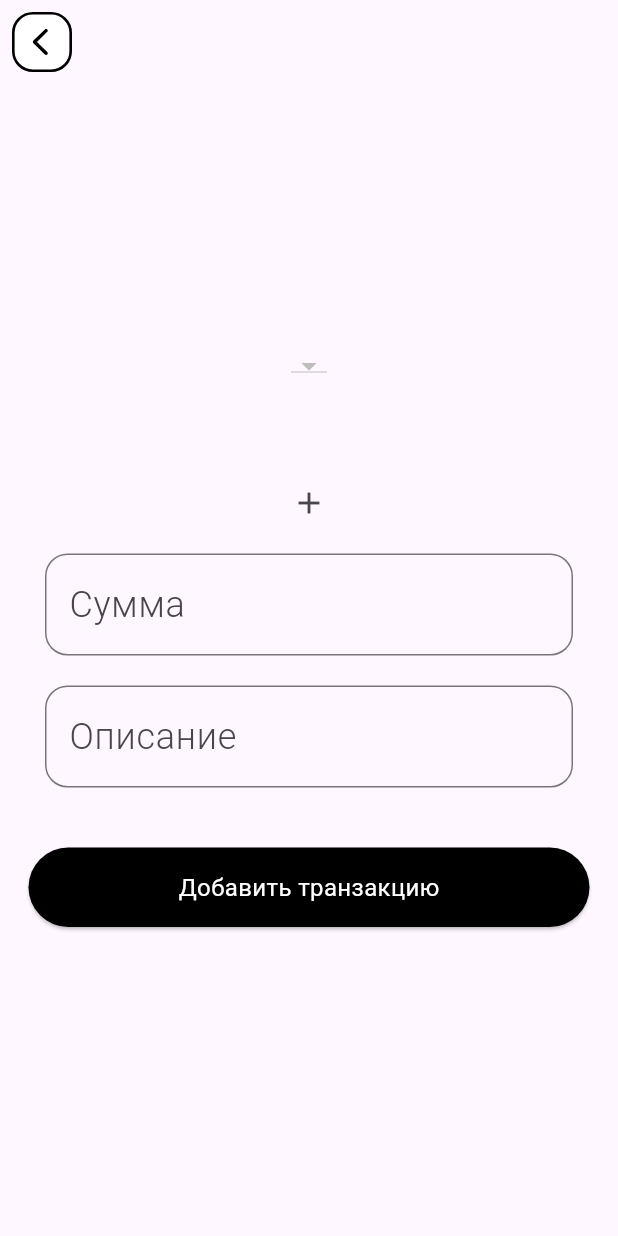
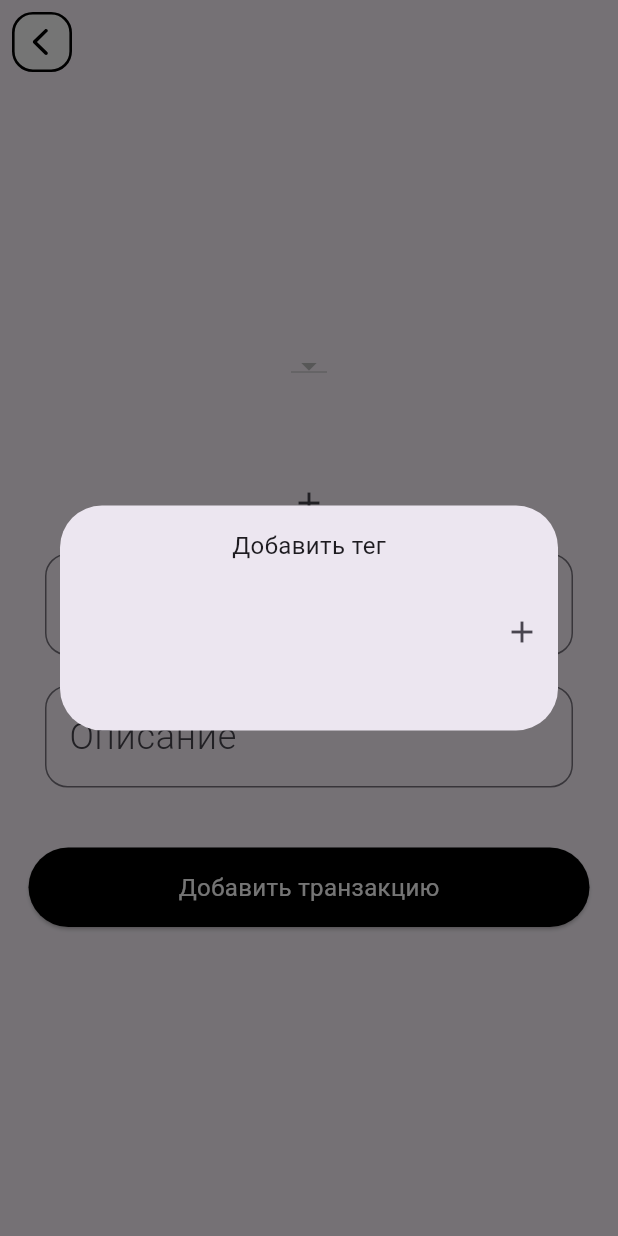
Before and after one commit to MeynSpain/finance, a Flutter app: the NewTransactionPage screen opened by its route, after a tap on the "add" icon, on a phone screen of 412 x 824 dp. Run offline on Flutter 3.47's test engine with Material 3 defaults, Android fonts, the phone set to English and light mode, and no system bars; our stand-ins replace bloc, cloud_firestore, equatable, firebase_auth, firebase_core, flutter_bloc and 4 more; missing offline and left inert: talker_bloc_logger, tree_view_flutter; accounts and stored records are empty; Roboto replaces fonts that are missing (Geologica); statements that could not run were skipped.

```diff
--- a/lib/core/constants/globals.dart
+++ b/lib/core/constants/globals.dart
@@ -35,4 +35,14 @@ class Globals {
   static const String subscribes = 'Подписки';
   static const String leisure = 'Досуг';
   static const String transport = 'Транспорт';
+
+  // Название полей в тегах
+
+  static const String type = 'type';
+
+  // Типы
+
+  static const String typeCategory = 'category';
+  static const String typeSimpleTag = 'simple tag';
+
 }
--- a/lib/core/models/tag_model.dart
+++ b/lib/core/models/tag_model.dart
@@ -4,13 +4,15 @@ import 'package:finance/core/constants/globals.dart';
 class TagModel extends Equatable {
   String? uid;
   String name;
+  String type;
 
-  TagModel({this.uid, required this.name});
+  TagModel({this.uid, required this.name, required this.type});
 
   Map<String, dynamic> toMap() {
     return {
       Globals.uid: uid,
       Globals.name: name,
+      Globals.type: type,
     };
   }
 
@@ -18,15 +20,16 @@ class TagModel extends Equatable {
     return TagModel(
       uid: mapData[Globals.uid],
       name: mapData[Globals.name],
+      type: mapData[Globals.type],
     );
   }
 
 
   @override
   String toString() {
-    return 'TagModel{uid: $uid, name: $name}';
+    return 'TagModel{uid: $uid, name: $name, type: $type}';
   }
 
   @override
-  List<Object?> get props => [uid, name];
+  List<Object?> get props => [uid, name, type];
 }
--- a/lib/features/categories/bloc/categories_state.dart
+++ b/lib/features/categories/bloc/categories_state.dart
@@ -6,18 +6,21 @@ class CategoriesState extends Equatable {
   final CategoryModel? currentCategory;
   final List<TransactionModel> listTransactions;
   final List<TagModel>? listTags;
+  final List<CategoryModel> listUnsortedCategories;
 
   const CategoriesState._({
     required this.listCategories,
+    required this.listUnsortedCategories,
     required this.status,
     this.currentCategory,
     required this.listTransactions,
-     this.listTags,
+    this.listTags,
   });
 
   factory CategoriesState.initial() {
     return const CategoriesState._(
       listCategories: [],
+      listUnsortedCategories: [],
       status: CategoriesStatus.initial,
       listTransactions: [],
       listTags: [],
@@ -30,9 +33,12 @@ class CategoriesState extends Equatable {
     List<TransactionModel>? listTransactions,
     CategoryModel? currentCategory,
     List<TagModel>? listTags,
+    List<CategoryModel>? listUnsortedCategories,
   }) {
     return CategoriesState._(
       listCategories: listCategories ?? this.listCategories,
+      listUnsortedCategories:
+          listUnsortedCategories ?? this.listUnsortedCategories,
       status: status ?? this.status,
       listTransactions: listTransactions ?? this.listTransactions,
       currentCategory: currentCategory ?? this.currentCategory,
@@ -47,5 +53,6 @@ class CategoriesState extends Equatable {
         currentCategory,
         listTransactions,
         listTags,
+        listUnsortedCategories,
       ];
 }
--- a/lib/features/categories/view/pages/new_transaction_page.dart
+++ b/lib/features/categories/view/pages/new_transaction_page.dart
@@ -4,6 +4,7 @@ import 'package:finance/core/injection.dart';
 import 'package:finance/core/models/tag_model.dart';
 import 'package:finance/core/models/transaction_model.dart';
 import 'package:finance/features/categories/bloc/categories_bloc.dart';
+import 'package:finance/features/categories/view/widgets/new_tag_widget.dart';
 import 'package:firebase_auth/firebase_auth.dart';
 import 'package:flutter/cupertino.dart';
 import 'package:flutter/material.dart';
@@ -25,6 +26,8 @@ class _NewTransactionPageState extends State<NewTransactionPage> {
 
   final TextEditingController _descriptionTextInputController =
       TextEditingController();
+
+
 
   List<TagModel> selectedTags = [];
   List<TagModel> tags = [];
@@ -126,7 +129,7 @@ class _NewTransactionPageState extends State<NewTransactionPage> {
                     ),
                     IconButton(
                       onPressed: () {
-                        // _showDialog(context);
+                        _addTag(context);
                       },
                       icon: Icon(Icons.add),
                     ),
@@ -208,6 +211,10 @@ class _NewTransactionPageState extends State<NewTransactionPage> {
     }
   }
 
+  void _addTag(BuildContext context) {
+    showDialog(context: context, builder: (context) => NewTagWidget());
+  }
+
 // String selectedTag = 'one';
 
 // void _showDialog(BuildContext context) {
--- /dev/null
+++ b/lib/features/categories/view/widgets/new_tag_widget.dart
@@ -0,0 +1,72 @@
+import 'package:finance/core/constants/globals.dart';
+import 'package:finance/core/injection.dart';
+import 'package:finance/core/models/tag_model.dart';
+import 'package:finance/features/categories/bloc/categories_bloc.dart';
+import 'package:firebase_auth/firebase_auth.dart';
+import 'package:flutter/material.dart';
+
+class NewTagWidget extends StatefulWidget {
+  const NewTagWidget({super.key});
+
+  @override
+  State<NewTagWidget> createState() => _NewTagWidgetState();
+}
+
+class _NewTagWidgetState extends State<NewTagWidget> {
+  final TextEditingController _textEditingController = TextEditingController();
+
+  @override
+  void dispose() {
+    _textEditingController.dispose();
+    super.dispose();
+  }
+
+  @override
+  Widget build(BuildContext context) {
+    return Dialog(
+      child: Container(
+        height: 150,
+        child: Column(
+          children: [
+            const SizedBox(
+              height: 15,
+            ),
+            const Text('Добавить тег'),
+            const SizedBox(
+              height: 20,
+            ),
+            Container(
+              child: Row(
+                children: [
+                  Expanded(
+                      child: TextFormField(
+                    controller: _textEditingController,
+                    decoration: InputDecoration(border: InputBorder.none),
+                  )),
+                  IconButton(
+                      onPressed: () {
+                        String text = _textEditingController.text.trim();
+
+                        if (text != '') {
+                          TagModel tag = TagModel(
+                            name: text,
+                            type: Globals.typeSimpleTag,
+                          );
+
+                          getIt<CategoriesBloc>().add(CategoriesAddTagEvent(
+                              tagModel: tag,
+                              userUid: FirebaseAuth.instance.currentUser!.uid));
+
+                          Navigator.of(context).pop();
+                        }
+                      },
+                      icon: Icon(Icons.add))
+                ],
+              ),
+            )
+          ],
+        ),
+      ),
+    );
+  }
+}
```
Also changed, not shown: lib/core/constants/template/templates.dart (+8 -8 lines), lib/core/injection.dart (+9 -4 lines), lib/core/services/database_service.dart (+34 -2 lines), lib/features/categories/bloc/categories_bloc.dart (+36 -7 lines).
